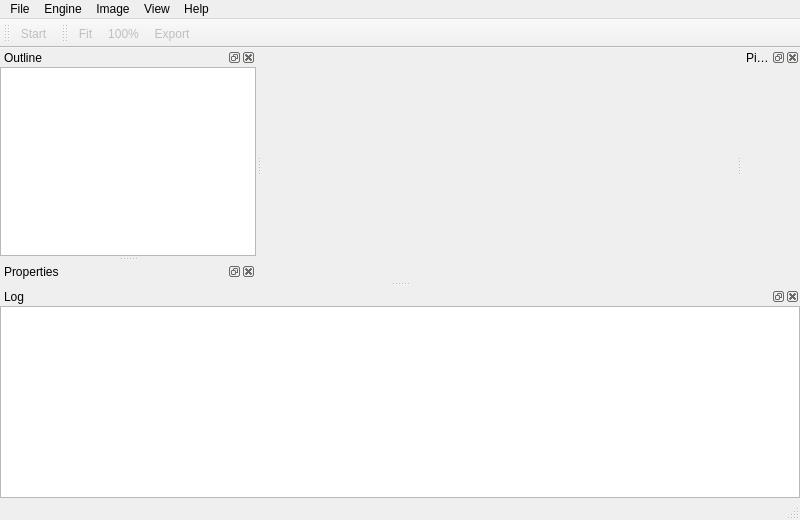
Before: the Qt Designer form src/tools/viewer/ui/MainWindow.ui in PearCoding/PearRay, drawn with Qt 5.
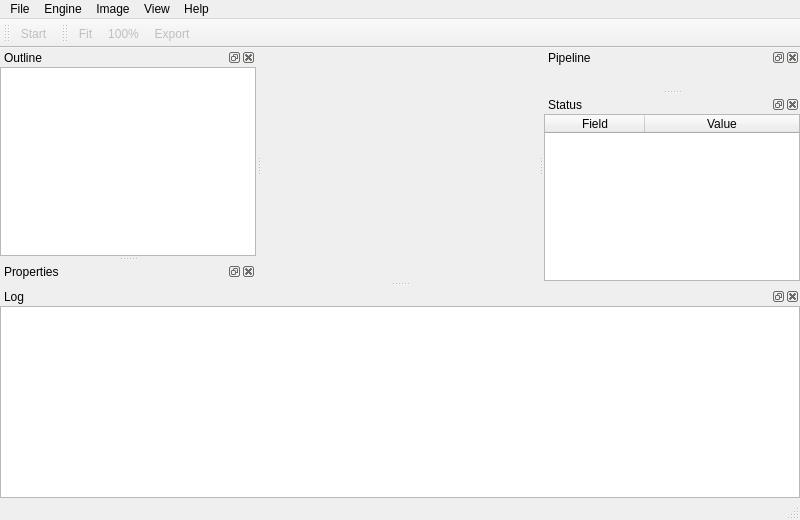
After: the same form once the commit is applied. Icons and pictures are not drawn. Custom widgets are drawn as their Qt base class.

Diff of the .ui file:
```diff
--- a/src/tools/viewer/ui/MainWindow.ui
+++ b/src/tools/viewer/ui/MainWindow.ui
@@ -239,6 +239,53 @@
    </attribute>
    <widget class="QWidget" name="dockWidgetContents_4"/>
   </widget>
+  <widget class="QDockWidget" name="statusDW">
+   <property name="windowTitle">
+    <string>Status</string>
+   </property>
+   <attribute name="dockWidgetArea">
+    <number>2</number>
+   </attribute>
+   <widget class="QWidget" name="dockWidgetContents_5">
+    <layout class="QVBoxLayout" name="verticalLayout_4">
+     <property name="leftMargin">
+      <number>0</number>
+     </property>
+     <property name="topMargin">
+      <number>0</number>
+     </property>
+     <property name="rightMargin">
+      <number>0</number>
+     </property>
+     <property name="bottomMargin">
+      <number>0</number>
+     </property>
+     <item>
+      <widget class="QTableWidget" name="statusTW">
+       <property name="editTriggers">
+        <set>QAbstractItemView::NoEditTriggers</set>
+       </property>
+       <property name="alternatingRowColors">
+        <bool>true</bool>
+       </property>
+       <attribute name="horizontalHeaderStretchLastSection">
+        <bool>true</bool>
+       </attribute>
+       <column>
+        <property name="text">
+         <string>Field</string>
+        </property>
+       </column>
+       <column>
+        <property name="text">
+         <string>Value</string>
+        </property>
+       </column>
+      </widget>
+     </item>
+    </layout>
+   </widget>
+  </widget>
   <action name="actionOpenFile">
    <property name="text">
     <string>Open File...</string>
```
